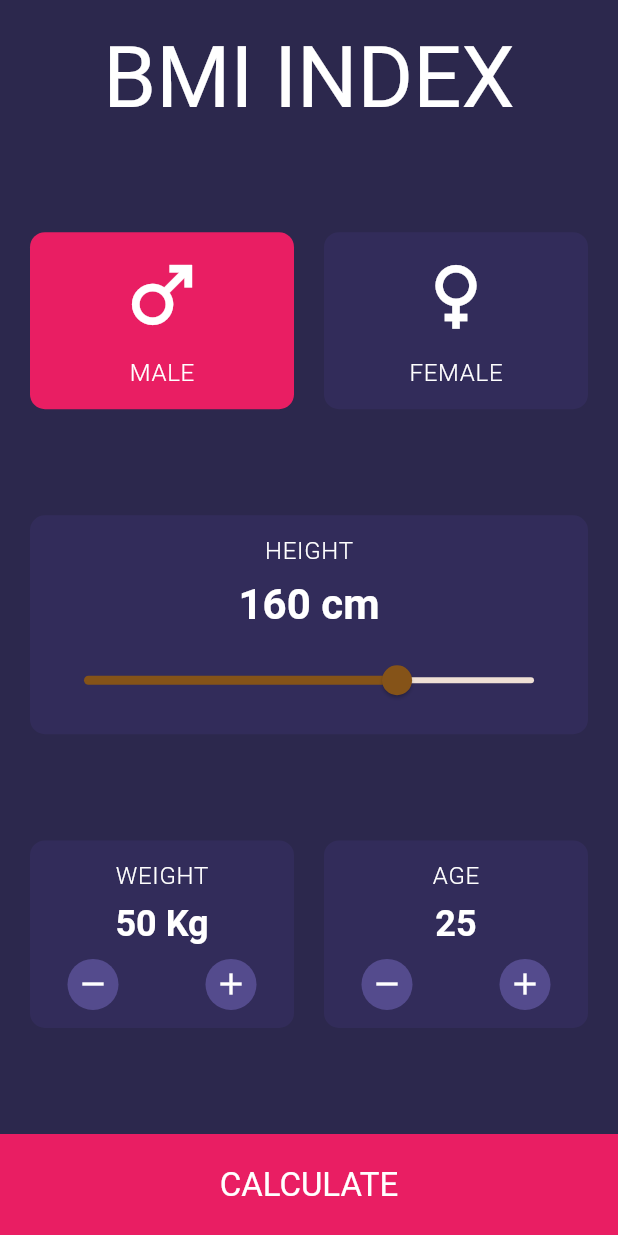
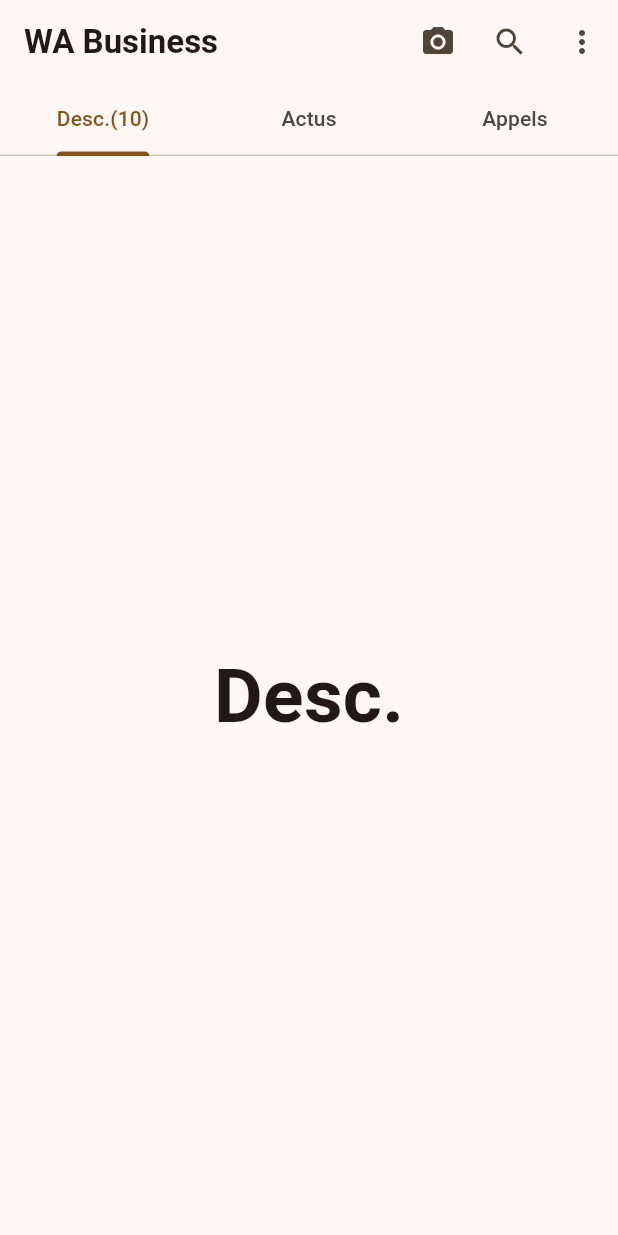
Before and after one commit to Brughth/Formation_Flutter_LH23, a Flutter app: the screen it shows after launch, on a phone screen of 412 x 824 dp. Run offline on Flutter 3.47's test engine with Material 3 defaults, Android fonts, the phone set to English and light mode, and no system bars.

Commit message:
add: added whatsapp ui clone

```diff
--- a/lib/main.dart
+++ b/lib/main.dart
@@ -1,5 +1,6 @@
 import 'package:demo/pages/counter_screen.dart';
 import 'package:demo/pages/facebook_home_screen.dart';
+import 'package:demo/whatsapp/presentation/pages/whatsapp_home_screen.dart';
 import 'package:flutter/material.dart';
 
 import 'pages/bmi_calculator.dart';
@@ -22,7 +23,7 @@ class MyApp extends StatelessWidget {
         ),
         useMaterial3: true,
       ),
-      home: const BmiCalculatorScreen(),
+      home: const WhatsAppHomeScreen(),
     );
   }
 }
--- /dev/null
+++ b/lib/whatsapp/presentation/pages/whatsapp_home_screen.dart
@@ -0,0 +1,74 @@
+import 'package:flutter/material.dart';
+
+class WhatsAppHomeScreen extends StatefulWidget {
+  const WhatsAppHomeScreen({super.key});
+
+  @override
+  State<WhatsAppHomeScreen> createState() => _WhatsAppHomeScreenState();
+}
+
+class _WhatsAppHomeScreenState extends State<WhatsAppHomeScreen>
+    with SingleTickerProviderStateMixin {
+  late TabController tabController;
+
+  @override
+  void initState() {
+    tabController = TabController(length: 3, vsync: this);
+    super.initState();
+  }
+
+  @override
+  Widget build(BuildContext context) {
+    return Scaffold(
+      appBar: AppBar(
+        title: const Text(
+          "WA Business",
+          style: TextStyle(
+            fontWeight: FontWeight.bold,
+          ),
+        ),
+        actions: [
+          IconButton(onPressed: () {}, icon: const Icon(Icons.camera_alt)),
+          IconButton(onPressed: () {}, icon: const Icon(Icons.search)),
+          IconButton(onPressed: () {}, icon: const Icon(Icons.more_vert)),
+        ],
+        bottom: TabBar(
+          controller: tabController,
+          tabs: const [
+            Tab(text: 'Desc.(10)'),
+            Tab(text: 'Actus'),
+            Tab(text: 'Appels'),
+          ],
+        ),
+      ),
+      body: TabBarView(
+        controller: tabController,
+        children: [
+          Container(
+              child: const Center(
+                  child: Text(
+            "Desc.",
+            style: TextStyle(fontSize: 50, fontWeight: FontWeight.bold),
+          ))),
+          Container(
+              child: GestureDetector(
+            onTap: () {
+              tabController.animateTo(2);
+            },
+            child: const Center(
+                child: Text(
+              "Actus.",
+              style: TextStyle(fontSize: 50, fontWeight: FontWeight.bold),
+            )),
+          )),
+          Container(
+              child: const Center(
+                  child: Text(
+            "Appels.",
+            style: TextStyle(fontSize: 50, fontWeight: FontWeight.bold),
+          ))),
+        ],
+      ),
+    );
+  }
+}
```
